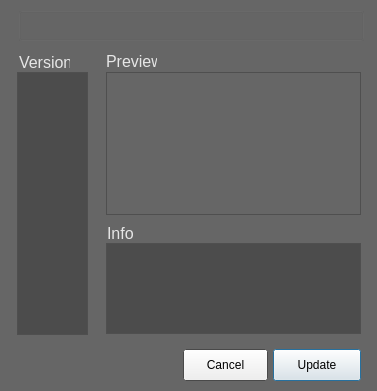
The window that core/ui/versionManagerUI.ui (mjbonnington/icarus-gps) describes before a commit, drawn with Qt 5.
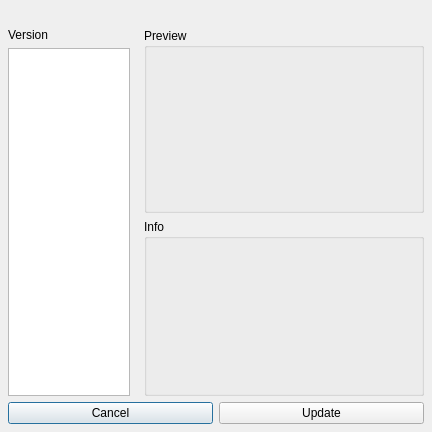
The same window after the commit.

Commit message: Updated Version Manager UI for consistency. Reversed order of version list so most recent version is at the top.

The edit to the form file:
```diff
--- a/core/ui/versionManagerUI.ui
+++ b/core/ui/versionManagerUI.ui
@@ -6,761 +6,197 @@
    <rect>
     <x>0</x>
     <y>0</y>
-    <width>377</width>
-    <height>391</height>
+    <width>432</width>
+    <height>432</height>
    </rect>
   </property>
-  <property name="palette">
-   <palette>
-    <active>
-     <colorrole role="Base">
-      <brush brushstyle="SolidPattern">
-       <color alpha="255">
-        <red>255</red>
-        <green>255</green>
-        <blue>255</blue>
-       </color>
-      </brush>
-     </colorrole>
-     <colorrole role="Window">
-      <brush brushstyle="SolidPattern">
-       <color alpha="255">
-        <red>102</red>
-        <green>102</green>
-        <blue>102</blue>
-       </color>
-      </brush>
-     </colorrole>
-    </active>
-    <inactive>
-     <colorrole role="Base">
-      <brush brushstyle="SolidPattern">
-       <color alpha="255">
-        <red>255</red>
-        <green>255</green>
-        <blue>255</blue>
-       </color>
-      </brush>
-     </colorrole>
-     <colorrole role="Window">
-      <brush brushstyle="SolidPattern">
-       <color alpha="255">
-        <red>102</red>
-        <green>102</green>
-        <blue>102</blue>
-       </color>
-      </brush>
-     </colorrole>
-    </inactive>
-    <disabled>
-     <colorrole role="Base">
-      <brush brushstyle="SolidPattern">
-       <color alpha="255">
-        <red>102</red>
-        <green>102</green>
-        <blue>102</blue>
-       </color>
-      </brush>
-     </colorrole>
-     <colorrole role="Window">
-      <brush brushstyle="SolidPattern">
-       <color alpha="255">
-        <red>102</red>
-        <green>102</green>
-        <blue>102</blue>
-       </color>
-      </brush>
-     </colorrole>
-    </disabled>
-   </palette>
-  </property>
   <property name="windowTitle">
    <string>Icarus Version Manager</string>
   </property>
-  <widget class="QPushButton" name="update_pushButton">
-   <property name="geometry">
-    <rect>
-     <x>273</x>
-     <y>349</y>
-     <width>88</width>
-     <height>32</height>
-    </rect>
+  <layout class="QVBoxLayout" name="verticalLayout_3">
+   <property name="margin">
+    <number>8</number>
    </property>
-   <property name="text">
-    <string>Update</string>
-   </property>
-  </widget>
-  <widget class="QPushButton" name="cancel_pushButton">
-   <property name="geometry">
-    <rect>
-     <x>183</x>
-     <y>349</y>
-     <width>85</width>
-     <height>32</height>
-    </rect>
-   </property>
-   <property name="text">
-    <string>Cancel</string>
-   </property>
-  </widget>
-  <widget class="QListWidget" name="assetVersion_listWidget">
-   <property name="geometry">
-    <rect>
-     <x>17</x>
-     <y>72</y>
-     <width>71</width>
-     <height>263</height>
-    </rect>
-   </property>
-   <property name="palette">
-    <palette>
-     <active>
-      <colorrole role="WindowText">
-       <brush brushstyle="SolidPattern">
-        <color alpha="255">
-         <red>204</red>
-         <green>204</green>
-         <blue>204</blue>
-        </color>
-       </brush>
-      </colorrole>
-      <colorrole role="Text">
-       <brush brushstyle="SolidPattern">
-        <color alpha="255">
-         <red>204</red>
-         <green>204</green>
-         <blue>204</blue>
-        </color>
-       </brush>
-      </colorrole>
-      <colorrole role="Base">
-       <brush brushstyle="SolidPattern">
-        <color alpha="255">
-         <red>76</red>
-         <green>76</green>
-         <blue>76</blue>
-        </color>
-       </brush>
-      </colorrole>
-     </active>
-     <inactive>
-      <colorrole role="WindowText">
-       <brush brushstyle="SolidPattern">
-        <color alpha="255">
-         <red>204</red>
-         <green>204</green>
-         <blue>204</blue>
-        </color>
-       </brush>
-      </colorrole>
-      <colorrole role="Text">
-       <brush brushstyle="SolidPattern">
-        <color alpha="255">
-         <red>204</red>
-         <green>204</green>
-         <blue>204</blue>
-        </color>
-       </brush>
-      </colorrole>
-      <colorrole role="Base">
-       <brush brushstyle="SolidPattern">
-        <color alpha="255">
-         <red>76</red>
-         <green>76</green>
-         <blue>76</blue>
-        </color>
-       </brush>
-      </colorrole>
-     </inactive>
-     <disabled>
-      <colorrole role="WindowText">
-       <brush brushstyle="SolidPattern">
-        <color alpha="255">
-         <red>69</red>
-         <green>69</green>
-         <blue>69</blue>
-        </color>
-       </brush>
-      </colorrole>
-      <colorrole role="Text">
-       <brush brushstyle="SolidPattern">
-        <color alpha="255">
-         <red>69</red>
-         <green>69</green>
-         <blue>69</blue>
-        </color>
-       </brush>
-      </colorrole>
-      <colorrole role="Base">
-       <brush brushstyle="SolidPattern">
-        <color alpha="255">
-         <red>102</red>
-         <green>102</green>
-         <blue>102</blue>
-        </color>
-       </brush>
-      </colorrole>
-     </disabled>
-    </palette>
-   </property>
-   <property name="font">
-    <font>
-     <family>Arial</family>
-     <pointsize>11</pointsize>
-    </font>
-   </property>
-   <property name="frameShape">
-    <enum>QFrame::StyledPanel</enum>
-   </property>
-  </widget>
-  <widget class="QTextEdit" name="gatherInfo_textEdit">
-   <property name="geometry">
-    <rect>
-     <x>106</x>
-     <y>243</y>
-     <width>255</width>
-     <height>91</height>
-    </rect>
-   </property>
-   <property name="palette">
-    <palette>
-     <active>
-      <colorrole role="WindowText">
-       <brush brushstyle="SolidPattern">
-        <color alpha="255">
-         <red>204</red>
-         <green>204</green>
-         <blue>204</blue>
-        </color>
-       </brush>
-      </colorrole>
-      <colorrole role="Text">
-       <brush brushstyle="SolidPattern">
-        <color alpha="255">
-         <red>204</red>
-         <green>204</green>
-         <blue>204</blue>
-        </color>
-       </brush>
-      </colorrole>
-      <colorrole role="Base">
-       <brush brushstyle="SolidPattern">
-        <color alpha="255">
-         <red>76</red>
-         <green>76</green>
-         <blue>76</blue>
-        </color>
-       </brush>
-      </colorrole>
-     </active>
-     <inactive>
-      <colorrole role="WindowText">
-       <brush brushstyle="SolidPattern">
-        <color alpha="255">
-         <red>204</red>
-         <green>204</green>
-         <blue>204</blue>
-        </color>
-       </brush>
-      </colorrole>
-      <colorrole role="Text">
-       <brush brushstyle="SolidPattern">
-        <color alpha="255">
-         <red>204</red>
-         <green>204</green>
-         <blue>204</blue>
-        </color>
-       </brush>
-      </colorrole>
-      <colorrole role="Base">
-       <brush brushstyle="SolidPattern">
-        <color alpha="255">
-         <red>76</red>
-         <green>76</green>
-         <blue>76</blue>
-        </color>
-       </brush>
-      </colorrole>
-     </inactive>
-     <disabled>
-      <colorrole role="WindowText">
-       <brush brushstyle="SolidPattern">
-        <color alpha="255">
-         <red>69</red>
-         <green>69</green>
-         <blue>69</blue>
-        </color>
-       </brush>
-      </colorrole>
-      <colorrole role="Text">
-       <brush brushstyle="SolidPattern">
-        <color alpha="255">
-         <red>69</red>
-         <green>69</green>
-         <blue>69</blue>
-        </color>
-       </brush>
-      </colorrole>
-      <colorrole role="Base">
-       <brush brushstyle="SolidPattern">
-        <color alpha="255">
-         <red>102</red>
-         <green>102</green>
-         <blue>102</blue>
-        </color>
-       </brush>
-      </colorrole>
-     </disabled>
-    </palette>
-   </property>
-   <property name="font">
-    <font>
-     <family>Arial</family>
-     <pointsize>11</pointsize>
-     <weight>50</weight>
-     <italic>false</italic>
-     <bold>false</bold>
-    </font>
-   </property>
-   <property name="frameShape">
-    <enum>QFrame::StyledPanel</enum>
-   </property>
-   <property name="frameShadow">
-    <enum>QFrame::Plain</enum>
-   </property>
-   <property name="readOnly">
-    <bool>true</bool>
-   </property>
-   <property name="html">
-    <string>&lt;!DOCTYPE HTML PUBLIC &quot;-//W3C//DTD HTML 4.0//EN&quot; &quot;http://www.w3.org/TR/REC-html40/strict.dtd&quot;&gt;
+   <item>
+    <widget class="QFrame" name="main_frame">
+     <property name="frameShape">
+      <enum>QFrame::NoFrame</enum>
+     </property>
+     <property name="frameShadow">
+      <enum>QFrame::Plain</enum>
+     </property>
+     <layout class="QVBoxLayout" name="verticalLayout_5">
+      <property name="margin">
+       <number>0</number>
+      </property>
+      <item>
+       <widget class="QLabel" name="asset_label">
+        <property name="text">
+         <string/>
+        </property>
+        <property name="alignment">
+         <set>Qt::AlignCenter</set>
+        </property>
+       </widget>
+      </item>
+      <item>
+       <layout class="QHBoxLayout" name="horizontalLayout_2">
+        <item>
+         <layout class="QVBoxLayout" name="left_verticalLayout">
+          <item>
+           <widget class="QLabel" name="version_label">
+            <property name="text">
+             <string>Version</string>
+            </property>
+           </widget>
+          </item>
+          <item>
+           <widget class="QListWidget" name="assetVersion_listWidget">
+            <property name="frameShape">
+             <enum>QFrame::StyledPanel</enum>
+            </property>
+            <property name="alternatingRowColors">
+             <bool>true</bool>
+            </property>
+           </widget>
+          </item>
+         </layout>
+        </item>
+        <item>
+         <spacer name="horizontalSpacer">
+          <property name="orientation">
+           <enum>Qt::Horizontal</enum>
+          </property>
+          <property name="sizeType">
+           <enum>QSizePolicy::Fixed</enum>
+          </property>
+          <property name="sizeHint" stdset="0">
+           <size>
+            <width>8</width>
+            <height>20</height>
+           </size>
+          </property>
+         </spacer>
+        </item>
+        <item>
+         <layout class="QVBoxLayout" name="right_verticalLayout">
+          <item>
+           <widget class="QGroupBox" name="preview_groupBox">
+            <property name="sizePolicy">
+             <sizepolicy hsizetype="Maximum" vsizetype="Preferred">
+              <horstretch>0</horstretch>
+              <verstretch>0</verstretch>
+             </sizepolicy>
+            </property>
+            <property name="title">
+             <string>Preview</string>
+            </property>
+            <layout class="QVBoxLayout" name="verticalLayout_6">
+             <item>
+              <widget class="QLabel" name="gatherImgPreview_label">
+               <property name="sizePolicy">
+                <sizepolicy hsizetype="Fixed" vsizetype="Fixed">
+                 <horstretch>0</horstretch>
+                 <verstretch>0</verstretch>
+                </sizepolicy>
+               </property>
+               <property name="minimumSize">
+                <size>
+                 <width>256</width>
+                 <height>144</height>
+                </size>
+               </property>
+               <property name="maximumSize">
+                <size>
+                 <width>256</width>
+                 <height>144</height>
+                </size>
+               </property>
+               <property name="frameShape">
+                <enum>QFrame::NoFrame</enum>
+               </property>
+               <property name="text">
+                <string/>
+               </property>
+              </widget>
+             </item>
+            </layout>
+           </widget>
+          </item>
+          <item>
+           <widget class="QGroupBox" name="info_groupBox">
+            <property name="sizePolicy">
+             <sizepolicy hsizetype="Maximum" vsizetype="Preferred">
+              <horstretch>0</horstretch>
+              <verstretch>0</verstretch>
+             </sizepolicy>
+            </property>
+            <property name="title">
+             <string>Info</string>
+            </property>
+            <layout class="QVBoxLayout" name="verticalLayout_7">
+             <item>
+              <widget class="QTextEdit" name="gatherInfo_textEdit">
+               <property name="maximumSize">
+                <size>
+                 <width>256</width>
+                 <height>16777215</height>
+                </size>
+               </property>
+               <property name="styleSheet">
+                <string notr="true">QTextEdit, QPlainTextEdit, QListView {
+	background: transparent;
+	border-color: transparent;
+}
+</string>
+               </property>
+               <property name="frameShape">
+                <enum>QFrame::NoFrame</enum>
+               </property>
+               <property name="frameShadow">
+                <enum>QFrame::Plain</enum>
+               </property>
+               <property name="readOnly">
+                <bool>true</bool>
+               </property>
+               <property name="html">
+                <string>&lt;!DOCTYPE HTML PUBLIC &quot;-//W3C//DTD HTML 4.0//EN&quot; &quot;http://www.w3.org/TR/REC-html40/strict.dtd&quot;&gt;
 &lt;html&gt;&lt;head&gt;&lt;meta name=&quot;qrichtext&quot; content=&quot;1&quot; /&gt;&lt;style type=&quot;text/css&quot;&gt;
 p, li { white-space: pre-wrap; }
-&lt;/style&gt;&lt;/head&gt;&lt;body style=&quot; font-family:'Arial'; font-size:11pt; font-weight:400; font-style:normal;&quot;&gt;
-&lt;p style=&quot;-qt-paragraph-type:empty; margin-top:0px; margin-bottom:0px; margin-left:0px; margin-right:0px; -qt-block-indent:0; text-indent:0px; font-family:'Helvetica';&quot;&gt;&lt;br /&gt;&lt;/p&gt;&lt;/body&gt;&lt;/html&gt;</string>
-   </property>
-  </widget>
-  <widget class="QLabel" name="gatherInfo_label">
-   <property name="geometry">
-    <rect>
-     <x>107</x>
-     <y>223</y>
-     <width>32</width>
-     <height>21</height>
-    </rect>
-   </property>
-   <property name="palette">
-    <palette>
-     <active>
-      <colorrole role="WindowText">
-       <brush brushstyle="SolidPattern">
-        <color alpha="255">
-         <red>230</red>
-         <green>230</green>
-         <blue>230</blue>
-        </color>
-       </brush>
-      </colorrole>
-      <colorrole role="Text">
-       <brush brushstyle="SolidPattern">
-        <color alpha="255">
-         <red>255</red>
-         <green>255</green>
-         <blue>255</blue>
-        </color>
-       </brush>
-      </colorrole>
-     </active>
-     <inactive>
-      <colorrole role="WindowText">
-       <brush brushstyle="SolidPattern">
-        <color alpha="255">
-         <red>230</red>
-         <green>230</green>
-         <blue>230</blue>
-        </color>
-       </brush>
-      </colorrole>
-      <colorrole role="Text">
-       <brush brushstyle="SolidPattern">
-        <color alpha="255">
-         <red>255</red>
-         <green>255</green>
-         <blue>255</blue>
-        </color>
-       </brush>
-      </colorrole>
-     </inactive>
-     <disabled>
-      <colorrole role="WindowText">
-       <brush brushstyle="SolidPattern">
-        <color alpha="255">
-         <red>69</red>
-         <green>69</green>
-         <blue>69</blue>
-        </color>
-       </brush>
-      </colorrole>
-      <colorrole role="Text">
-       <brush brushstyle="SolidPattern">
-        <color alpha="255">
-         <red>69</red>
-         <green>69</green>
-         <blue>69</blue>
-        </color>
-       </brush>
-      </colorrole>
-     </disabled>
-    </palette>
-   </property>
-   <property name="font">
-    <font>
-     <family>Arial</family>
-     <pointsize>12</pointsize>
-     <italic>false</italic>
-    </font>
-   </property>
-   <property name="text">
-    <string>Info</string>
-   </property>
-  </widget>
-  <widget class="QLabel" name="gatherImgPreview_label">
-   <property name="geometry">
-    <rect>
-     <x>106</x>
-     <y>72</y>
-     <width>255</width>
-     <height>143</height>
-    </rect>
-   </property>
-   <property name="frameShape">
-    <enum>QFrame::StyledPanel</enum>
-   </property>
-   <property name="frameShadow">
-    <enum>QFrame::Plain</enum>
-   </property>
-   <property name="lineWidth">
-    <number>1</number>
-   </property>
-   <property name="text">
-    <string/>
-   </property>
-  </widget>
-  <widget class="QLabel" name="gatherPreview_label">
-   <property name="geometry">
-    <rect>
-     <x>106</x>
-     <y>51</y>
-     <width>51</width>
-     <height>21</height>
-    </rect>
-   </property>
-   <property name="palette">
-    <palette>
-     <active>
-      <colorrole role="WindowText">
-       <brush brushstyle="SolidPattern">
-        <color alpha="255">
-         <red>230</red>
-         <green>230</green>
-         <blue>230</blue>
-        </color>
-       </brush>
-      </colorrole>
-      <colorrole role="Text">
-       <brush brushstyle="SolidPattern">
-        <color alpha="255">
-         <red>255</red>
-         <green>255</green>
-         <blue>255</blue>
-        </color>
-       </brush>
-      </colorrole>
-     </active>
-     <inactive>
-      <colorrole role="WindowText">
-       <brush brushstyle="SolidPattern">
-        <color alpha="255">
-         <red>230</red>
-         <green>230</green>
-         <blue>230</blue>
-        </color>
-       </brush>
-      </colorrole>
-      <colorrole role="Text">
-       <brush brushstyle="SolidPattern">
-        <color alpha="255">
-         <red>255</red>
-         <green>255</green>
-         <blue>255</blue>
-        </color>
-       </brush>
-      </colorrole>
-     </inactive>
-     <disabled>
-      <colorrole role="WindowText">
-       <brush brushstyle="SolidPattern">
-        <color alpha="255">
-         <red>69</red>
-         <green>69</green>
-         <blue>69</blue>
-        </color>
-       </brush>
-      </colorrole>
-      <colorrole role="Text">
-       <brush brushstyle="SolidPattern">
-        <color alpha="255">
-         <red>69</red>
-         <green>69</green>
-         <blue>69</blue>
-        </color>
-       </brush>
-      </colorrole>
-     </disabled>
-    </palette>
-   </property>
-   <property name="font">
-    <font>
-     <family>Arial</family>
-     <pointsize>12</pointsize>
-     <italic>false</italic>
-    </font>
-   </property>
-   <property name="text">
-    <string>Preview</string>
-   </property>
-  </widget>
-  <widget class="QLabel" name="version_label">
-   <property name="geometry">
-    <rect>
-     <x>19</x>
-     <y>52</y>
-     <width>51</width>
-     <height>21</height>
-    </rect>
-   </property>
-   <property name="palette">
-    <palette>
-     <active>
-      <colorrole role="WindowText">
-       <brush brushstyle="SolidPattern">
-        <color alpha="255">
-         <red>230</red>
-         <green>230</green>
-         <blue>230</blue>
-        </color>
-       </brush>
-      </colorrole>
-      <colorrole role="Text">
-       <brush brushstyle="SolidPattern">
-        <color alpha="255">
-         <red>255</red>
-         <green>255</green>
-         <blue>255</blue>
-        </color>
-       </brush>
-      </colorrole>
-     </active>
-     <inactive>
-      <colorrole role="WindowText">
-       <brush brushstyle="SolidPattern">
-        <color alpha="255">
-         <red>230</red>
-         <green>230</green>
-         <blue>230</blue>
-        </color>
-       </brush>
-      </colorrole>
-      <colorrole role="Text">
-       <brush brushstyle="SolidPattern">
-        <color alpha="255">
-         <red>255</red>
-         <green>255</green>
-         <blue>255</blue>
-        </color>
-       </brush>
-      </colorrole>
-     </inactive>
-     <disabled>
-      <colorrole role="WindowText">
-       <brush brushstyle="SolidPattern">
-        <color alpha="255">
-         <red>69</red>
-         <green>69</green>
-         <blue>69</blue>
-        </color>
-       </brush>
-      </colorrole>
-      <colorrole role="Text">
-       <brush brushstyle="SolidPattern">
-        <color alpha="255">
-         <red>69</red>
-         <green>69</green>
-         <blue>69</blue>
-        </color>
-       </brush>
-      </colorrole>
-     </disabled>
-    </palette>
-   </property>
-   <property name="font">
-    <font>
-     <family>Arial</family>
-     <pointsize>12</pointsize>
-     <italic>false</italic>
-    </font>
-   </property>
-   <property name="text">
-    <string>Version</string>
-   </property>
-  </widget>
-  <widget class="QGroupBox" name="assetLabel_groupBox">
-   <property name="enabled">
-    <bool>true</bool>
-   </property>
-   <property name="geometry">
-    <rect>
-     <x>18</x>
-     <y>7</y>
-     <width>346</width>
-     <height>34</height>
-    </rect>
-   </property>
-   <property name="palette">
-    <palette>
-     <active>
-      <colorrole role="WindowText">
-       <brush brushstyle="SolidPattern">
-        <color alpha="255">
-         <red>204</red>
-         <green>204</green>
-         <blue>204</blue>
-        </color>
-       </brush>
-      </colorrole>
-     </active>
-     <inactive>
-      <colorrole role="WindowText">
-       <brush brushstyle="SolidPattern">
-        <color alpha="255">
-         <red>204</red>
-         <green>204</green>
-         <blue>204</blue>
-        </color>
-       </brush>
-      </colorrole>
-     </inactive>
-     <disabled>
-      <colorrole role="WindowText">
-       <brush brushstyle="SolidPattern">
-        <color alpha="255">
-         <red>69</red>
-         <green>69</green>
-         <blue>69</blue>
-        </color>
-       </brush>
-      </colorrole>
-     </disabled>
-    </palette>
-   </property>
-   <property name="font">
-    <font>
-     <pointsize>11</pointsize>
-     <italic>false</italic>
-    </font>
-   </property>
-   <property name="title">
-    <string/>
-   </property>
-   <widget class="QLabel" name="asset_label">
-    <property name="geometry">
-     <rect>
-      <x>5</x>
-      <y>7</y>
-      <width>337</width>
-      <height>21</height>
-     </rect>
-    </property>
-    <property name="palette">
-     <palette>
-      <active>
-       <colorrole role="WindowText">
-        <brush brushstyle="SolidPattern">
-         <color alpha="255">
-          <red>230</red>
-          <green>230</green>
-          <blue>230</blue>
-         </color>
-        </brush>
-       </colorrole>
-       <colorrole role="Text">
-        <brush brushstyle="SolidPattern">
-         <color alpha="255">
-          <red>255</red>
-          <green>255</green>
-          <blue>255</blue>
-         </color>
-        </brush>
-       </colorrole>
-      </active>
-      <inactive>
-       <colorrole role="WindowText">
-        <brush brushstyle="SolidPattern">
-         <color alpha="255">
-          <red>230</red>
-          <green>230</green>
-          <blue>230</blue>
-         </color>
-        </brush>
-       </colorrole>
-       <colorrole role="Text">
-        <brush brushstyle="SolidPattern">
-         <color alpha="255">
-          <red>255</red>
-          <green>255</green>
-          <blue>255</blue>
-         </color>
-        </brush>
-       </colorrole>
-      </inactive>
-      <disabled>
-       <colorrole role="WindowText">
-        <brush brushstyle="SolidPattern">
-         <color alpha="255">
-          <red>69</red>
-          <green>69</green>
-          <blue>69</blue>
-         </color>
-        </brush>
-       </colorrole>
-       <colorrole role="Text">
-        <brush brushstyle="SolidPattern">
-         <color alpha="255">
-          <red>69</red>
-          <green>69</green>
-          <blue>69</blue>
-         </color>
-        </brush>
-       </colorrole>
-      </disabled>
-     </palette>
-    </property>
-    <property name="font">
-     <font>
-      <family>Arial</family>
-      <pointsize>12</pointsize>
-      <weight>75</weight>
-      <italic>false</italic>
-      <bold>true</bold>
-     </font>
-    </property>
-    <property name="text">
-     <string/>
-    </property>
-    <property name="alignment">
-     <set>Qt::AlignCenter</set>
-    </property>
-   </widget>
-  </widget>
+&lt;/style&gt;&lt;/head&gt;&lt;body style=&quot; font-family:'Lucida Grande'; font-size:13pt; font-weight:400; font-style:normal;&quot;&gt;
+&lt;p style=&quot;-qt-paragraph-type:empty; margin-top:0px; margin-bottom:0px; margin-left:0px; margin-right:0px; -qt-block-indent:0; text-indent:0px; font-family:'Helvetica'; font-size:11pt;&quot;&gt;&lt;br /&gt;&lt;/p&gt;&lt;/body&gt;&lt;/html&gt;</string>
+               </property>
+              </widget>
+             </item>
+            </layout>
+           </widget>
+          </item>
+         </layout>
+        </item>
+       </layout>
+      </item>
+      <item>
+       <layout class="QHBoxLayout" name="horizontalLayout_3">
+        <item>
+         <widget class="QPushButton" name="cancel_pushButton">
+          <property name="text">
+           <string>Cancel</string>
+          </property>
+         </widget>
+        </item>
+        <item>
+         <widget class="QPushButton" name="update_pushButton">
+          <property name="text">
+           <string>Update</string>
+          </property>
+         </widget>
+        </item>
+       </layout>
+      </item>
+     </layout>
+    </widget>
+   </item>
+  </layout>
  </widget>
  <resources/>
  <connections/>
```
The commit also changes 2 other files.
